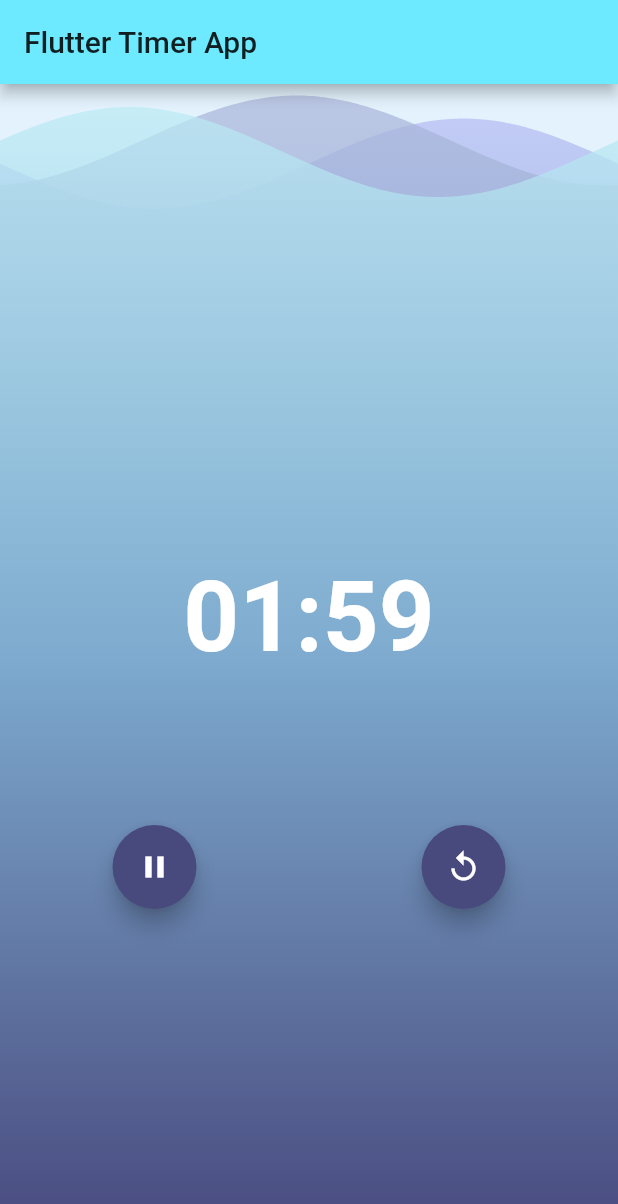
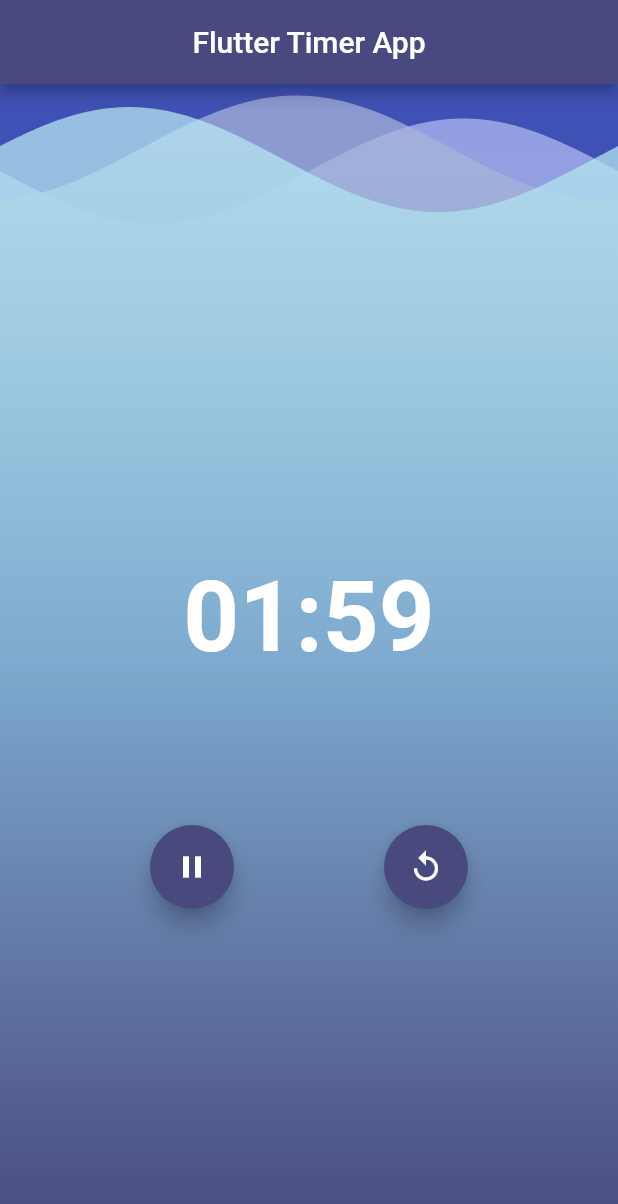
Before and after one commit to gemydev/bloc_timer_demo, a Flutter app: the screen it shows after launch, after a tap on the "play arrow" icon, on a phone screen of 412 x 824 dp. Shown: the top 1204 px of the screen. Run offline on Flutter 3.47's test engine with Material 2 defaults, Android fonts, the phone set to English and light mode, and no system bars; drawn by our look-alikes of wave; our stand-ins replace bloc, equatable, flutter_bloc.

Commit message:
Code regulation

```diff
--- a/lib/bloc/bloc.dart
+++ b/lib/bloc/bloc.dart
@@ -1,52 +1,3 @@
-import 'dart:async';
-
-import 'package:bloc/bloc.dart';
-import 'package:bloc_demo/bloc/timer_events.dart';
-import 'package:bloc_demo/bloc/timer_state.dart';
-import 'package:flutter/cupertino.dart';
-import '../ticker.dart';
-
-class TimerBloc extends Bloc<TimerEvents, TimerState> {
-  static final int _duration = 120;
-  final Ticker _ticker;
-  StreamSubscription<int> _tickerSubscription;
-  TimerBloc({@required Ticker ticker}) : _ticker = ticker, super(Ready(_duration));
-
-  @override
-  TimerState get initialState => Ready(_duration);
-
-  @override
-  Stream<TimerState> mapEventToState(TimerEvents event) async* {
-    if (event is Start) {
-      Start start = event;
-      yield Running(start.duration);
-      _tickerSubscription?.cancel();
-      _tickerSubscription =
-          _ticker.tick(ticks: start.duration).listen((duration) {
-            add(Tick(duration: duration));
-          });
-    } else if (event is Pause) {
-      if (state is Running) {
-        _tickerSubscription.pause();
-        yield Paused(state.duration);
-      }
-    } else if (event is Resume) {
-      if (state is Paused) {
-        _tickerSubscription?.resume();
-        yield Running(state.duration);
-      }
-    } else if (event is Reset) {
-      _tickerSubscription?.cancel();
-      yield Ready(_duration);
-    } else if (event is Tick) {
-      Tick tick = event;
-      yield tick.duration > 0 ? Running(tick.duration) : Finished();
-    }
-  }
-
-  @override
-  Future<void> close() {
-    _tickerSubscription?.cancel();
-    return super.close();
-  }
-}
+export 'timer_bloc.dart';
+export 'timer_events.dart';
+export 'timer_state.dart';
--- /dev/null
+++ b/lib/bloc/timer_bloc.dart
@@ -0,0 +1,51 @@
+import 'dart:async';
+import 'package:bloc/bloc.dart';
+import 'package:bloc_demo/bloc/timer_events.dart';
+import 'package:bloc_demo/bloc/timer_state.dart';
+import 'package:flutter/cupertino.dart';
+import '../ticker.dart';
+
+class TimerBloc extends Bloc<TimerEvents, TimerState> {
+  static final int _duration = 120;
+  Ticker _ticker;
+  StreamSubscription<int> _tickerSubscription;
+  TimerBloc({@required Ticker ticker}):assert(ticker != null),
+        _ticker = ticker, super(Ready(_duration));
+
+  TimerState get initialState => Ready(_duration);
+
+  @override
+  Stream<TimerState> mapEventToState(TimerEvents event) async* {
+    if (event is Start) {
+      Start start = event;
+      yield Running(start.duration);
+      _tickerSubscription?.cancel();
+      _tickerSubscription =
+          _ticker.tick(ticks: start.duration).listen((duration) {
+            add(Tick(duration: duration));
+          });
+    } else if (event is Pause) {
+      if (state is Running) {
+        _tickerSubscription.pause();
+        yield Paused(state.duration);
+      }
+    } else if (event is Resume) {
+      if (state is Paused) {
+        _tickerSubscription?.resume();
+        yield Running(state.duration);
+      }
+    } else if (event is Reset) {
+      _tickerSubscription?.cancel();
+      yield Ready(_duration);
+    } else if (event is Tick) {
+      Tick tick = event;
+      yield tick.duration > 0 ? Running(tick.duration) : Finished();
+    }
+  }
+
+  @override
+  Future<void> close() {
+    _tickerSubscription?.cancel();
+    return super.close();
+  }
+}
--- /dev/null
+++ b/lib/home.dart
@@ -0,0 +1,53 @@
+import 'package:bloc_demo/bloc/bloc.dart';
+import 'package:bloc_demo/widgets/widgets.dart';
+import 'package:flutter/material.dart';
+import 'package:flutter_bloc/flutter_bloc.dart';
+
+class Home extends StatelessWidget {
+  @override
+  Widget build(BuildContext context) {
+    return Scaffold(
+      backgroundColor: Colors.indigo,
+      appBar: AppBar(
+        title: Text('Flutter Timer App'),
+        centerTitle: true,
+      ),
+      body: Stack(
+        children: <Widget>[
+          Background(),
+          Column(
+            mainAxisAlignment: MainAxisAlignment.center,
+            crossAxisAlignment: CrossAxisAlignment.center,
+            children: <Widget>[
+              Padding(
+                padding: EdgeInsets.symmetric(vertical: 100),
+                child: Center(
+                  child: BlocBuilder<TimerBloc, TimerState>(
+                    builder: (context, state) {
+                      final String minutesSection = ((state.duration / 60) % 60)
+                          .floor()
+                          .toString()
+                          .padLeft(2, '0');
+                      final String secondsSection = (state.duration % 60)
+                          .floor()
+                          .toString()
+                          .padLeft(2, '0');
+                      return Text(
+                        '$minutesSection:$secondsSection',
+                        style: TextStyle(
+                            fontSize: 65, fontWeight: FontWeight.bold),
+                      );
+                    },
+                  ),
+                ),
+              ),
+              BlocBuilder<TimerBloc, TimerState>(
+                builder: (context, state) => ActionButtons(),
+              ),
+            ],
+          )
+        ],
+      ),
+    );
+  }
+}
--- a/lib/main.dart
+++ b/lib/main.dart
@@ -1,11 +1,8 @@
-import 'package:bloc_demo/bloc/bloc.dart';
-import 'package:bloc_demo/bloc/timer_events.dart';
-import 'package:bloc_demo/bloc/timer_state.dart';
+import 'package:bloc_demo/home.dart';
 import 'package:bloc_demo/ticker.dart';
 import 'package:flutter/material.dart';
 import 'package:flutter_bloc/flutter_bloc.dart';
-import 'package:wave/config.dart';
-import 'package:wave/wave.dart';
+import 'bloc/bloc.dart';
 
 void main() {
   runApp(MyApp());
@@ -15,8 +12,9 @@ class MyApp extends StatelessWidget {
   @override
   Widget build(BuildContext context) {
     return MaterialApp(
+      debugShowCheckedModeBanner: false,
       theme: ThemeData(
-          primaryColor: Color.fromRGBO(109, 234, 255, 1),
+          primaryColor: Color.fromRGBO(72, 73, 126, 1),
           accentColor: Color.fromRGBO(72, 74, 126, 1),
           brightness: Brightness.dark),
       home: BlocProvider(
@@ -26,152 +24,3 @@ class MyApp extends StatelessWidget {
     );
   }
 }
-
-class Home extends StatelessWidget {
-  @override
-  Widget build(BuildContext context) {
-    return Scaffold(
-      appBar: AppBar(
-        title: Text('Flutter Timer App'),
-      ),
-      body: Stack(
-        children: <Widget>[
-          Background(),
-          Column(
-            mainAxisAlignment: MainAxisAlignment.center,
-            crossAxisAlignment: CrossAxisAlignment.center,
-            children: <Widget>[
-              Padding(
-                padding: EdgeInsets.symmetric(vertical: 100),
-                child: Center(
-                  child: BlocBuilder<TimerBloc, TimerState>(
-                    builder: (context, state) {
-                      final String minutesSection = ((state.duration / 60) % 60)
-                          .floor()
-                          .toString()
-                          .padLeft(2, '0');
-                      final String secondsSection = (state.duration % 60)
-                          .floor()
-                          .toString()
-                          .padLeft(2, '0');
-                      return Text(
-                        '$minutesSection:$secondsSection',
-                        style: TextStyle(
-                            fontSize: 65, fontWeight: FontWeight.bold),
-                      );
-                    },
-                  ),
-                ),
-              ),
-              BlocBuilder<TimerBloc, TimerState>(
-                builder: (context, state) => Actions(),
-              ),
-            ],
-          )
-        ],
-      ),
-    );
-  }
-}
-
-class Background extends StatelessWidget {
-  @override
-  Widget build(BuildContext context) {
-    return WaveWidget(
-      config: CustomConfig(
-        gradients: [
-          [
-            Color.fromRGBO(72, 74, 126, 1),
-            Color.fromRGBO(125, 170, 206, 1),
-            Color.fromRGBO(184, 189, 245, 0.7)
-          ],
-          [
-            Color.fromRGBO(72, 74, 126, 1),
-            Color.fromRGBO(125, 170, 206, 1),
-            Color.fromRGBO(172, 182, 219, 0.7)
-          ],
-          [
-            Color.fromRGBO(72, 73, 126, 1),
-            Color.fromRGBO(125, 170, 206, 1),
-            Color.fromRGBO(190, 238, 246, 0.7)
-          ]
-        ],
-        durations: [19440, 10800, 6000],
-        heightPercentages: [0.03, 0.01, 0.02],
-        gradientBegin: Alignment.bottomCenter,
-        gradientEnd: Alignment.topCenter,
-      ),
-      size: Size(double.infinity, double.infinity),
-      backgroundColor: Colors.blue[50],
-    );
-  }
-}
-
-class Actions extends StatelessWidget {
-  @override
-  Widget build(BuildContext context) {
-    return Row(
-      mainAxisAlignment: MainAxisAlignment.spaceAround,
-      children: _mapStateToActionButtons(
-        timerBloc: BlocProvider.of<TimerBloc>(context),
-      ),
-    );
-  }
-
-  List<Widget> _mapStateToActionButtons({TimerBloc timerBloc}) {
-    final TimerState currentState = timerBloc.state;
-    if (currentState is Ready) {
-      return [
-        FloatingActionButton(
-          child: Icon(Icons.play_arrow),
-          onPressed: () {
-            timerBloc.add(Start(duration: currentState.duration));
-          },
-        ),
-      ];
-    }
-    if (currentState is Running) {
-      return [
-        FloatingActionButton(
-          child: Icon(Icons.pause),
-          onPressed: () {
-            timerBloc.add(Pause());
-          },
-        ),
-        FloatingActionButton(
-          child: Icon(Icons.replay),
-          onPressed: () {
-            timerBloc.add(Reset());
-          },
-        )
-      ];
-    }
-    if (currentState is Paused) {
-      return [
-        FloatingActionButton(
-          child: Icon(Icons.play_arrow),
-          onPressed: () {
-            timerBloc.add(Resume());
-          },
-        ),
-        FloatingActionButton(
-          child: Icon(Icons.replay),
-          onPressed: () {
-            timerBloc.add(Reset());
-          },
-        )
-      ];
-    }
-    if (currentState is Finished) {
-      return [
-        FloatingActionButton(
-          child: Icon(Icons.replay),
-          onPressed: () {
-            timerBloc.add(Reset());
-          },
-        )
-      ];
-    }
-    return [];
-  }
-}
--- /dev/null
+++ b/lib/widgets/actions.dart
@@ -0,0 +1,63 @@
+
+import 'package:bloc_demo/bloc/bloc.dart';
+import 'package:flutter/material.dart';
+import 'package:flutter_bloc/flutter_bloc.dart';
+
+class ActionButtons extends StatelessWidget {
+  @override
+  Widget build(BuildContext context) {
+    return Row(
+      mainAxisAlignment: MainAxisAlignment.spaceEvenly,
+      children: _mapStateToActionButtons(
+        timerBloc: BlocProvider.of<TimerBloc>(context)
+      ),
+    );
+  }
+
+  List<Widget> _mapStateToActionButtons({TimerBloc timerBloc}){
+    final TimerState currentState =
+        timerBloc.state;
+    if(currentState is Ready){
+      return [
+        FloatingActionButton(
+          child: Icon(Icons.play_arrow),
+          onPressed: () =>
+              timerBloc.add(Start(duration: currentState.duration)),
+        ),
+      ];
+    }
+    if (currentState is Running) {
+      return [
+        FloatingActionButton(
+          child: Icon(Icons.pause),
+          onPressed: () => timerBloc.add(Pause()),
+        ),
+        FloatingActionButton(
+          child: Icon(Icons.replay),
+          onPressed: () => timerBloc.add(Reset()),
+        ),
+      ];
+    }
+    if (currentState is Paused) {
+      return [
+        FloatingActionButton(
+          child: Icon(Icons.play_arrow),
+          onPressed: () => timerBloc.add(Resume()),
+        ),
+        FloatingActionButton(
+          child: Icon(Icons.replay),
+          onPressed: () => timerBloc.add(Reset()),
+        ),
+      ];
+    }
+    if (currentState is Finished) {
+      return [
+        FloatingActionButton(
+          child: Icon(Icons.replay),
+          onPressed: () => timerBloc.add(Reset()),
+        ),
+      ];
+    }
+    return [];
+  }
+}
--- /dev/null
+++ b/lib/widgets/background.dart
@@ -0,0 +1,48 @@
+
+import 'package:bloc_demo/bloc/bloc.dart';
+import 'package:flutter/material.dart';
+import 'package:flutter_bloc/flutter_bloc.dart';
+import 'package:wave/wave.dart';
+import 'package:wave/config.dart';
+
+class Background extends StatelessWidget {
+  @override
+  Widget build(BuildContext context) {
+    return BlocBuilder<TimerBloc, TimerState>(
+    builder: (context, state){
+      return Align(
+        alignment: Alignment.bottomCenter,
+        child: WaveWidget(
+          config: CustomConfig(
+            gradients: [
+              [
+                Color.fromRGBO(72, 74, 126, 1),
+                Color.fromRGBO(125, 170, 206, 1),
+                Color.fromRGBO(184, 189, 245, 0.7)
+              ],
+              [
+                Color.fromRGBO(72, 74, 126, 1),
+                Color.fromRGBO(125, 170, 206, 1),
+                Color.fromRGBO(172, 182, 219, 0.7)
+              ],
+              [
+                Color.fromRGBO(72, 73, 126, 1),
+                Color.fromRGBO(125, 170, 206, 1),
+                Color.fromRGBO(190, 238, 246, 0.7)
+              ],
+            ],
+            durations: [19440, 10800, 6000],
+            heightPercentages: [0.03, 0.01, 0.02],
+            gradientBegin: Alignment.bottomCenter,
+            gradientEnd: Alignment.topCenter,
+          ),
+          size: Size(double.infinity, MediaQuery.of(context).size.height * (state.duration / 60) ),
+          waveAmplitude: 25,
+          //backgroundColor: Colors.blue[50],
+        ),
+      );
+    }
+
+    );
+  }
+}
--- /dev/null
+++ b/lib/widgets/widgets.dart
@@ -0,0 +1,2 @@
+export 'background.dart';
+export 'actions.dart';
```
